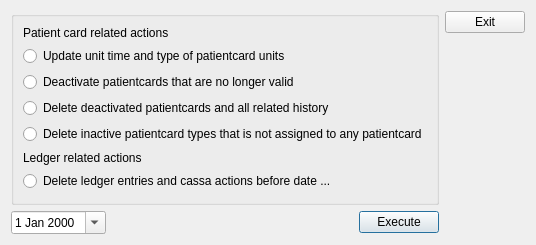
Above: client/dlgmanagedatabase.ui from tbikfalvi/Belenus before the change. Below: the same form after it.
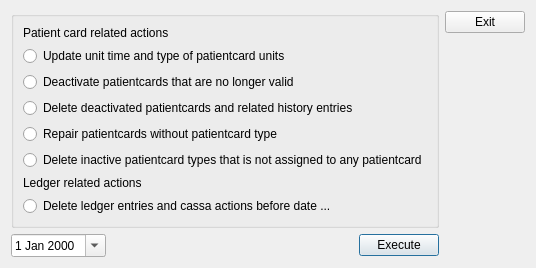
That is the form after the change.

Diff of the .ui file:
```diff
--- a/client/dlgmanagedatabase.ui
+++ b/client/dlgmanagedatabase.ui
@@ -46,7 +46,14 @@
         <item>
          <widget class="QRadioButton" name="rbDeleteInactivePCs">
           <property name="text">
-           <string>Delete deactivated patientcards and all related history</string>
+           <string>Delete deactivated patientcards and related history entries</string>
+          </property>
+         </widget>
+        </item>
+        <item>
+         <widget class="QRadioButton" name="rbAssignPCTToPC">
+          <property name="text">
+           <string>Repair patientcards without patientcard type</string>
           </property>
          </widget>
         </item>
```
